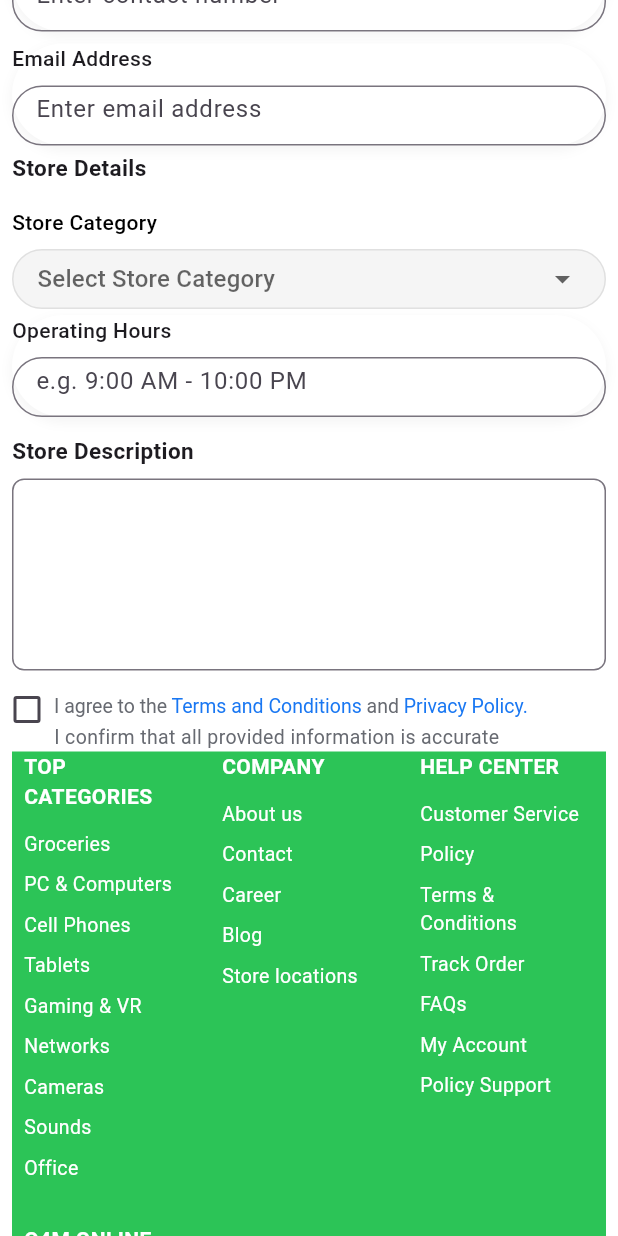
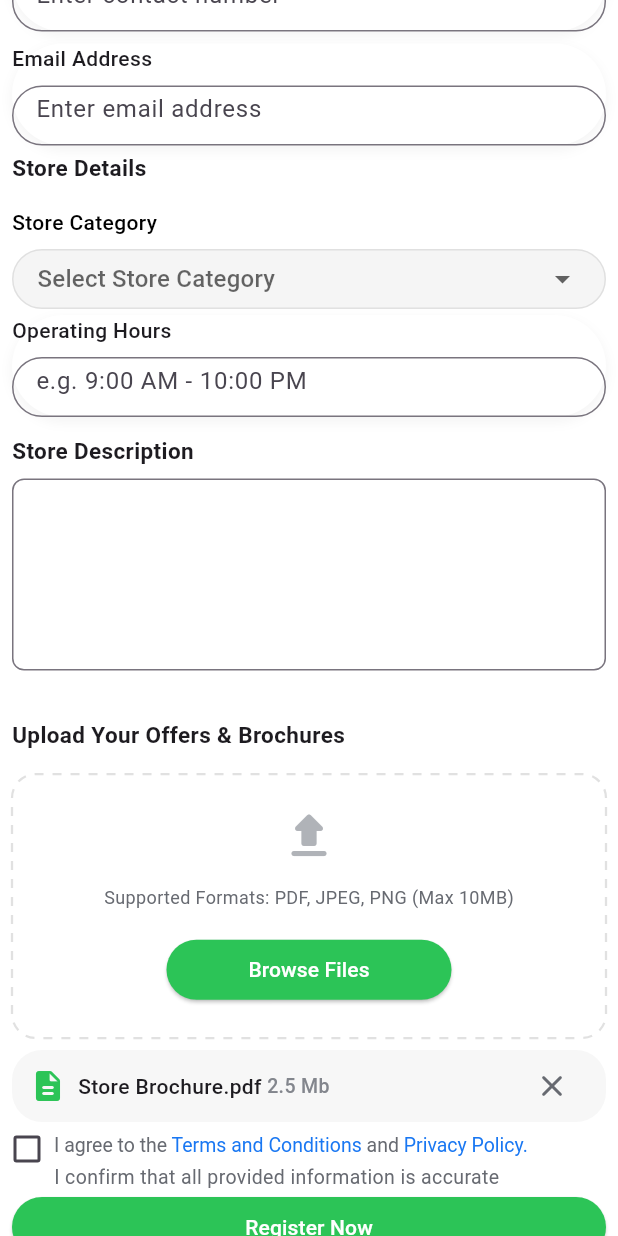
Before and after one commit to Adnanadu/q4m_website_template, a Flutter app: the screen it shows after launch, scrolled down 576 dp, on a phone screen of 412 x 824 dp. Run offline on Flutter 3.47's test engine with Material 3 defaults, Android fonts, the light colour scheme and no system bars; drawn by our look-alikes of dotted_border; our stand-ins replace flutter_hooks, go_router.

Commit message:
Completed Ui

```diff
--- a/lib/feature/vendorPage/view/pages/vendor_registration_page.dart
+++ b/lib/feature/vendorPage/view/pages/vendor_registration_page.dart
@@ -6,9 +6,12 @@ import 'package:q4m_website_template/feature/homePage/view/widgets/country_and_l
 import 'package:q4m_website_template/feature/homePage/view/widgets/footer_table_widget.dart';
 import 'package:q4m_website_template/feature/homePage/view/widgets/search_bar_widget.dart';
 import 'package:q4m_website_template/feature/vendorPage/view/widgets/agree_term_widget.dart';
+import 'package:q4m_website_template/feature/vendorPage/view/widgets/customized_elevated_button_widget.dart';
 import 'package:q4m_website_template/feature/vendorPage/view/widgets/customized_text_field_widget.dart';
 import 'package:q4m_website_template/feature/vendorPage/view/widgets/store_category_Widget.dart';
 import 'package:q4m_website_template/feature/vendorPage/view/widgets/store_description_widget.dart';
+import 'package:q4m_website_template/feature/vendorPage/view/widgets/upload_box_widget.dart';
+import 'package:q4m_website_template/feature/vendorPage/view/widgets/upload_data_picker_widget.dart';
 
 class VendorRegistrationPage extends HookWidget {
   const VendorRegistrationPage({super.key});
@@ -38,12 +41,10 @@ class VendorRegistrationPage extends HookWidget {
       'Health',
     ]);
     final isAgree = useState<bool>(false);
-    final screenWidth = MediaQuery.sizeOf(context).width;
-    return Scaffold(
+    return SafeArea(
+      child: Scaffold(
         backgroundColor: Colors.white,
         body: SingleChildScrollView(
-        child: Padding(
-          padding: const EdgeInsets.all(8.0),
           child: Column(
             children: [
               // header with logo and menu icon - appbar
@@ -52,7 +53,9 @@ class VendorRegistrationPage extends HookWidget {
               SearchBarWidget(searchController: searchController),
 
               //// Register as a vendor Form
-              Container(
+              Padding(
+                padding: const EdgeInsets.all(8.0),
+                child: Container(
                   decoration: BoxDecoration(),
                   child: Column(
                     crossAxisAlignment: CrossAxisAlignment.start,
@@ -190,8 +193,48 @@ class VendorRegistrationPage extends HookWidget {
                         storeDescriptionController: storeDescriptionController,
                       ),
                       SizedBox(height: 16),
+
+                      SizedBox(height: 16),
+
+                      UploadBoxWidget(),
+                      SizedBox(height: 4),
+
+                      UploadDataPickerWidget(),
+                      SizedBox(height: 4),
+
                       AgreeTermsWidget(isAgree: isAgree),
+                      CustomizedElevatedButtonWidget(
+                        text: 'Register Now',
+                        width: double.infinity,
+                        onTap: () {},
+                      ),
+                      SizedBox(height: 8),
+                      Row(
+                        mainAxisAlignment: MainAxisAlignment.center,
+                        children: [
+                          Text(
+                            'Already have an account?',
+                            style: TextStyle(
+                              fontSize: 13,
+                              fontWeight: FontWeight.w400,
+                              color: Color(0xFF676A71),
+                            ),
+                          ),
+                          TextButton(
+                            onPressed: () {},
+                            child: Text(
+                              'Login here',
+                              style: TextStyle(
+                                fontSize: 13,
+                                fontWeight: FontWeight.w400,
+                                color: Color(0xFF1977F2),
+                              ),
+                            ),
+                          ),
                         ],
+                      ),
+                    ],
+                  ),
                 ),
               ),
 
--- /dev/null
+++ b/lib/feature/vendorPage/view/widgets/customized_elevated_button_widget.dart
@@ -0,0 +1,27 @@
+import 'package:flutter/material.dart';
+
+class CustomizedElevatedButtonWidget extends StatelessWidget {
+  const CustomizedElevatedButtonWidget({
+    super.key,
+    required this.text,
+    this.onTap,
+    required this.width,
+  });
+  final void Function()? onTap;
+  final String text;
+  final double width;
+
+  @override
+  Widget build(BuildContext context) {
+    return ElevatedButton(
+      onPressed: onTap,
+      style: ElevatedButton.styleFrom(
+        foregroundColor: Colors.white,
+        minimumSize: Size(width, 40),
+        backgroundColor: const Color(0xFF2CC457),
+        shape: RoundedRectangleBorder(borderRadius: BorderRadius.circular(30)),
+      ),
+      child: Text(text),
+    );
+  }
+}
--- a/lib/feature/vendorPage/view/widgets/customized_text_field_widget.dart
+++ b/lib/feature/vendorPage/view/widgets/customized_text_field_widget.dart
@@ -1,5 +1,3 @@
-import 'dart:ui';
-
 import 'package:flutter/material.dart';
 
 class CustomizedTextFieldWidget extends StatelessWidget {
--- /dev/null
+++ b/lib/feature/vendorPage/view/widgets/upload_box_widget.dart
@@ -0,0 +1,58 @@
+import 'package:dotted_border/dotted_border.dart';
+import 'package:flutter/material.dart';
+import 'package:flutter_hooks/flutter_hooks.dart';
+import 'package:q4m_website_template/feature/vendorPage/view/widgets/customized_elevated_button_widget.dart';
+
+class UploadBoxWidget extends HookWidget {
+  const UploadBoxWidget({super.key});
+
+  @override
+  Widget build(BuildContext context) {
+    return Column(
+      crossAxisAlignment: CrossAxisAlignment.start,
+      children: [
+        const Text(
+          'Upload Your Offers & Brochures',
+          style: TextStyle(fontSize: 15, fontWeight: FontWeight.w600),
+        ),
+        const SizedBox(height: 16),
+        DottedBorder(
+          color: const Color(0xFFE1E1E1),
+          strokeWidth: 1.5,
+          dashPattern: [6, 6],
+          borderType: BorderType.RRect,
+          radius: const Radius.circular(16),
+          child: Container(
+            width: double.infinity,
+            height: 172,
+            decoration: const BoxDecoration(
+              color: Colors.white,
+              borderRadius: BorderRadius.all(Radius.circular(16)),
+            ),
+            child: Column(
+              mainAxisAlignment: MainAxisAlignment.center,
+              children: [
+                const Icon(
+                  Icons.upload_rounded,
+                  size: 40,
+                  color: Color(0xFFB0B3B8), // Light Grey Icon
+                ),
+                const SizedBox(height: 12),
+                const Text(
+                  'Supported Formats: PDF, JPEG, PNG (Max 10MB)',
+                  style: TextStyle(color: Color(0xFF676A71), fontSize: 12),
+                ),
+                const SizedBox(height: 16),
+                CustomizedElevatedButtonWidget(
+                  onTap: () {},
+                  text: 'Browse Files',
+                  width: 190,
+                ),
+              ],
+            ),
+          ),
+        ),
+      ],
+    );
+  }
+}
--- /dev/null
+++ b/lib/feature/vendorPage/view/widgets/upload_data_picker_widget.dart
@@ -0,0 +1,61 @@
+
+import 'package:flutter/material.dart';
+
+class UploadDataPickerWidget extends StatelessWidget {
+  const UploadDataPickerWidget({
+    super.key,
+  });
+
+  @override
+  Widget build(BuildContext context) {
+    return Column(
+      children: [
+        Padding(
+          padding: const EdgeInsets.symmetric(vertical: 4),
+          child: Container(
+            padding: const EdgeInsets.symmetric(
+              horizontal: 12,
+            ),
+            decoration: BoxDecoration(
+              color: const Color(0xFFF7F7F7),
+              borderRadius: BorderRadius.circular(20),
+            ),
+            child: Row(
+              children: [
+                const Icon(
+                  Icons.description_rounded,
+                  color: Color(0xFF2CC457),
+                ),
+                const SizedBox(width: 8),
+                Text(
+                  'Store Brochure.pdf',
+                  style: const TextStyle(
+                    fontSize: 14,
+                    fontWeight: FontWeight.w500,
+                  ),
+                ),
+                Text(
+                  ' 2.5 Mb',
+                  style: const TextStyle(
+                    fontSize: 13,
+                    fontWeight: FontWeight.w500,
+                    color: Color(0xFF83868D),
+                  ),
+                ),
+
+                Spacer(),
+                IconButton(
+                  onPressed: () {},
+                  icon: const Icon(
+                    Icons.close_rounded,
+                    color: Color(0xFF676A71),
+                  ),
+                ),
+              ],
+            ),
+          ),
+        ),
+      ],
+    );
+  }
+}
--- a/pubspec.yaml
+++ b/pubspec.yaml
@@ -13,6 +13,7 @@ dependencies:
   cupertino_icons: ^1.0.8
   go_router: ^15.1.1
   flutter_hooks: ^0.21.2
+  dotted_border: ^2.1.0
 
 dev_dependencies:
   flutter_test:
```
Also changed, not shown: pubspec.lock. Lines whose indentation alone changed are shown as unchanged.
